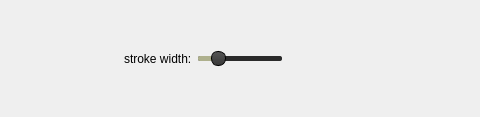
The window that ellipseprops.ui (MaxMalts/Online_Board) describes before a commit, drawn with Qt 5; both pictures show x 294 to 774 and y 0 to 117 of the 994 by 117 pixel window.
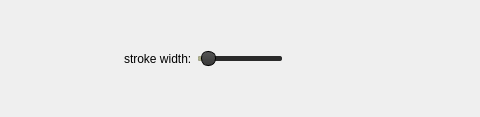
The same window after the commit.

```diff
--- a/ellipseprops.ui
+++ b/ellipseprops.ui
@@ -102,7 +102,7 @@
       <number>100</number>
      </property>
      <property name="value">
-      <number>20</number>
+      <number>5</number>
      </property>
      <property name="orientation">
       <enum>Qt::Horizontal</enum>
```
Left out of the diff: 4 changed lines with no effect on the pictures.
